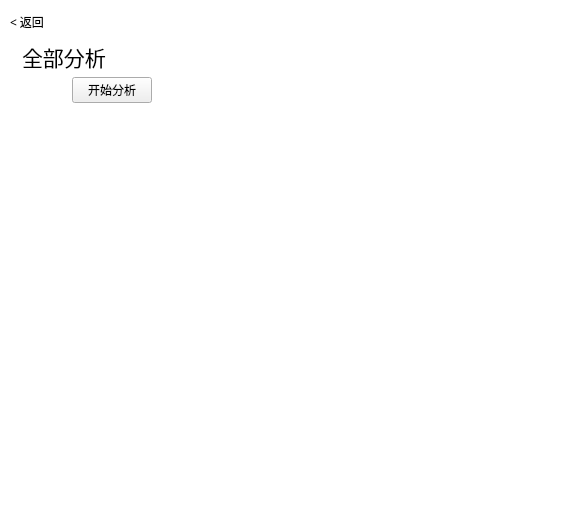
First picture: the form in forms/allanalyse.ui, repository Serein207/CVRecognition, before the edit.
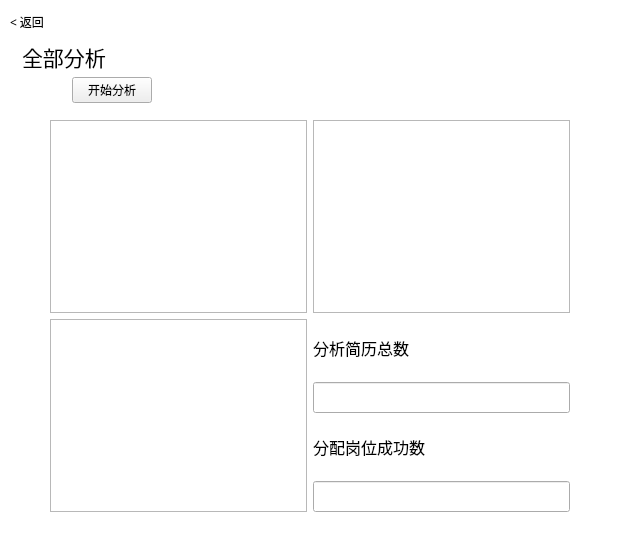
Second picture: the form after the edit. Custom widgets are drawn as their Qt base class.

```diff
--- a/forms/allanalyse.ui
+++ b/forms/allanalyse.ui
@@ -6,10 +6,22 @@
    <rect>
     <x>0</x>
     <y>0</y>
-    <width>583</width>
-    <height>513</height>
+    <width>620</width>
+    <height>550</height>
    </rect>
   </property>
+  <property name="minimumSize">
+   <size>
+    <width>620</width>
+    <height>550</height>
+   </size>
+  </property>
+  <property name="maximumSize">
+   <size>
+    <width>620</width>
+    <height>550</height>
+   </size>
+  </property>
   <property name="windowTitle">
    <string>Dialog</string>
   </property>
@@ -101,7 +113,87 @@
     </item>
    </layout>
   </widget>
+  <widget class="QWidget" name="">
+   <property name="geometry">
+    <rect>
+     <x>50</x>
+     <y>120</y>
+     <width>520</width>
+     <height>392</height>
+    </rect>
+   </property>
+   <layout class="QGridLayout" name="gridLayout">
+    <item row="0" column="0">
+     <widget class="QChartView" name="graphicsView"/>
+    </item>
+    <item row="0" column="1">
+     <widget class="QChartView" name="graphicsView_2"/>
+    </item>
+    <item row="1" column="0">
+     <widget class="QChartView" name="graphicsView_3"/>
+    </item>
+    <item row="1" column="1">
+     <layout class="QVBoxLayout" name="verticalLayout_2">
+      <item>
+       <widget class="QLabel" name="label">
+        <property name="font">
+         <font>
+          <pointsize>12</pointsize>
+         </font>
+        </property>
+        <property name="styleSheet">
+         <string notr="true"/>
+        </property>
+        <property name="text">
+         <string>分析简历总数</string>
+        </property>
+       </widget>
+      </item>
+      <item>
+       <widget class="QLineEdit" name="lineEdit">
+        <property name="font">
+         <font>
+          <pointsize>14</pointsize>
+         </font>
+        </property>
+       </widget>
+      </item>
+      <item>
+       <widget class="QLabel" name="label_3">
+        <property name="font">
+         <font>
+          <pointsize>12</pointsize>
+         </font>
+        </property>
+        <property name="styleSheet">
+         <string notr="true"/>
+        </property>
+        <property name="text">
+         <string>分配岗位成功数</string>
+        </property>
+       </widget>
+      </item>
+      <item>
+       <widget class="QLineEdit" name="lineEdit_2">
+        <property name="font">
+         <font>
+          <pointsize>14</pointsize>
+         </font>
+        </property>
+       </widget>
+      </item>
+     </layout>
+    </item>
+   </layout>
+  </widget>
  </widget>
+ <customwidgets>
+  <customwidget>
+   <class>QChartView</class>
+   <extends>QGraphicsView</extends>
+   <header location="global">qchartview.h</header>
+  </customwidget>
+ </customwidgets>
  <resources/>
  <connections/>
 </ui>
```
